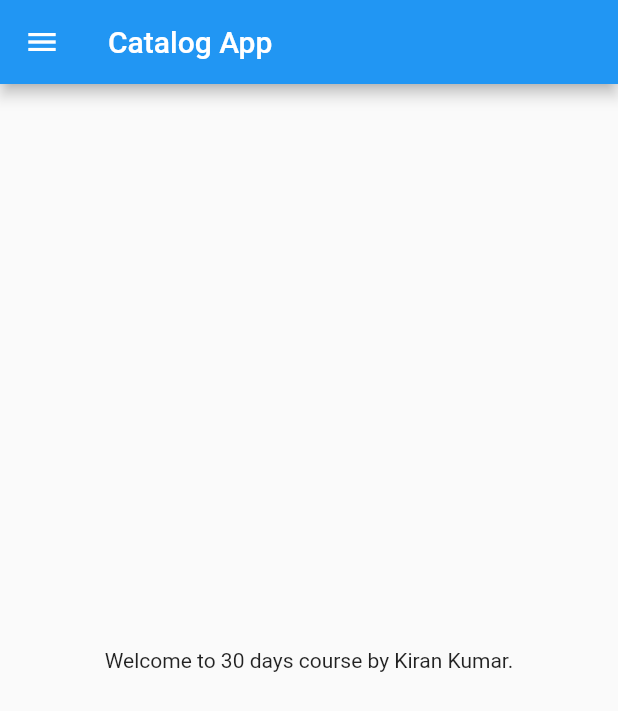
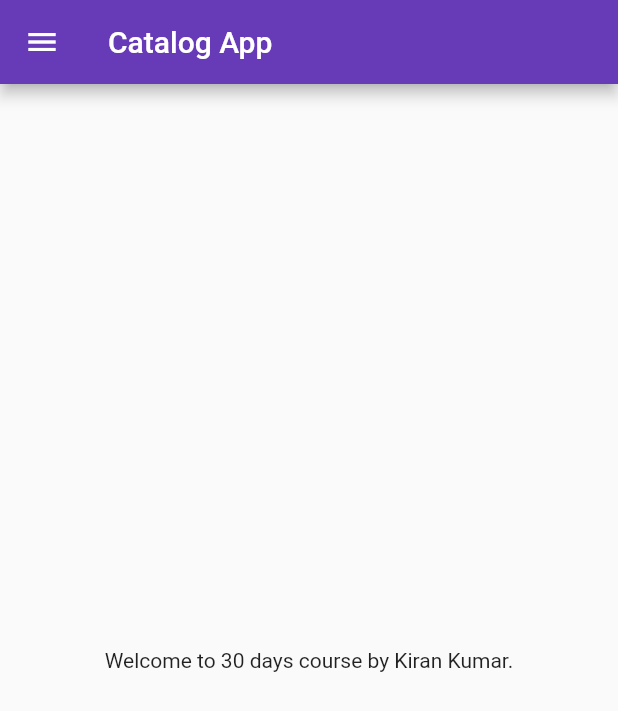
Before and after one commit to Kirankumaryerriboina/30daysofFlutter, a Flutter app: the screen it shows after launch, on a phone screen of 412 x 824 dp. Shown: the top 711 px of the screen. Run offline on Flutter 3.47's test engine with Material 2 defaults, Android fonts, the phone set to English and light mode, and no system bars.

Commit message:
Day4 Completed

```diff
--- a/lib/main.dart
+++ b/lib/main.dart
@@ -1,5 +1,6 @@
 import 'package:flutter/material.dart';
-import 'package:flutter_test1/home_page.dart';
+import 'package:flutter_test1/pages/home_page.dart';
+import 'package:flutter_test1/pages/login_page.dart';
 
 void main() {
   runApp(MyApp());
@@ -9,7 +10,13 @@ class MyApp extends StatelessWidget {
   @override
   Widget build(BuildContext context) {
     return MaterialApp(
-      home: HomePage(),
-    );
+        themeMode: ThemeMode.light,
+        theme: ThemeData(primarySwatch: Colors.deepPurple),
+        darkTheme: ThemeData(brightness: Brightness.dark),
+        initialRoute: "/home",
+        routes: {
+          "/": (context) => LoginPage(),
+          "/home": (context) => HomePage(),
+        });
   }
 }
```
Also changed, not shown: lib/pages/login_page.dart (added, +20 -0 lines), lib/pages/home_page.dart (renamed from lib/home_page.dart), 1 other file.
